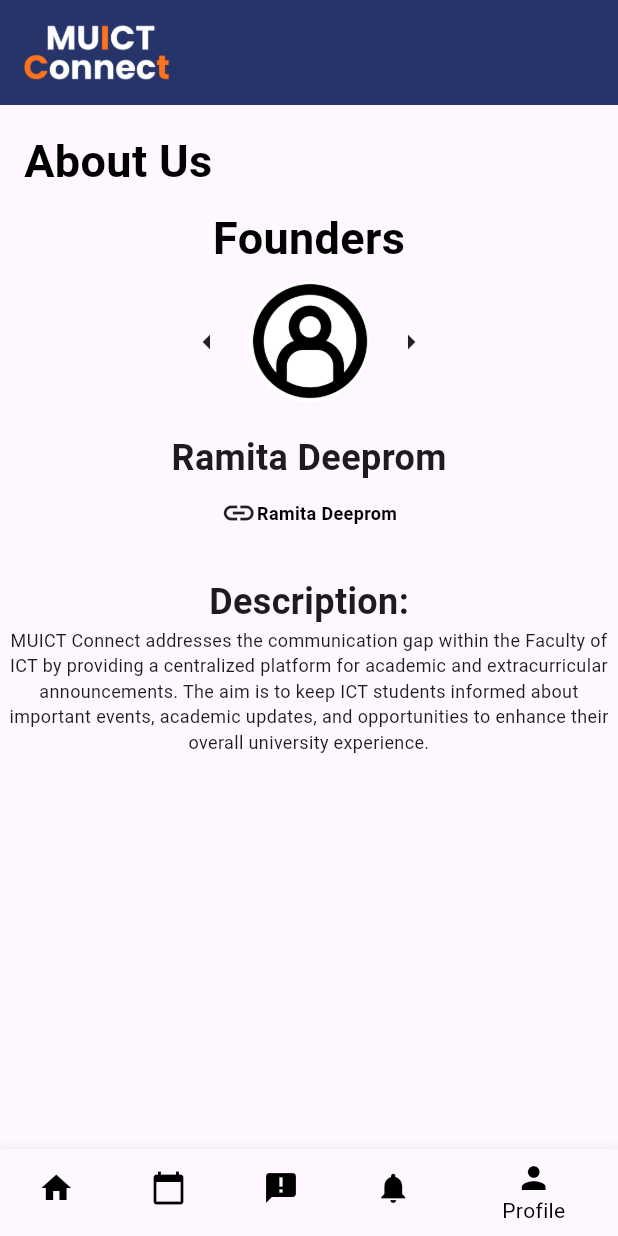
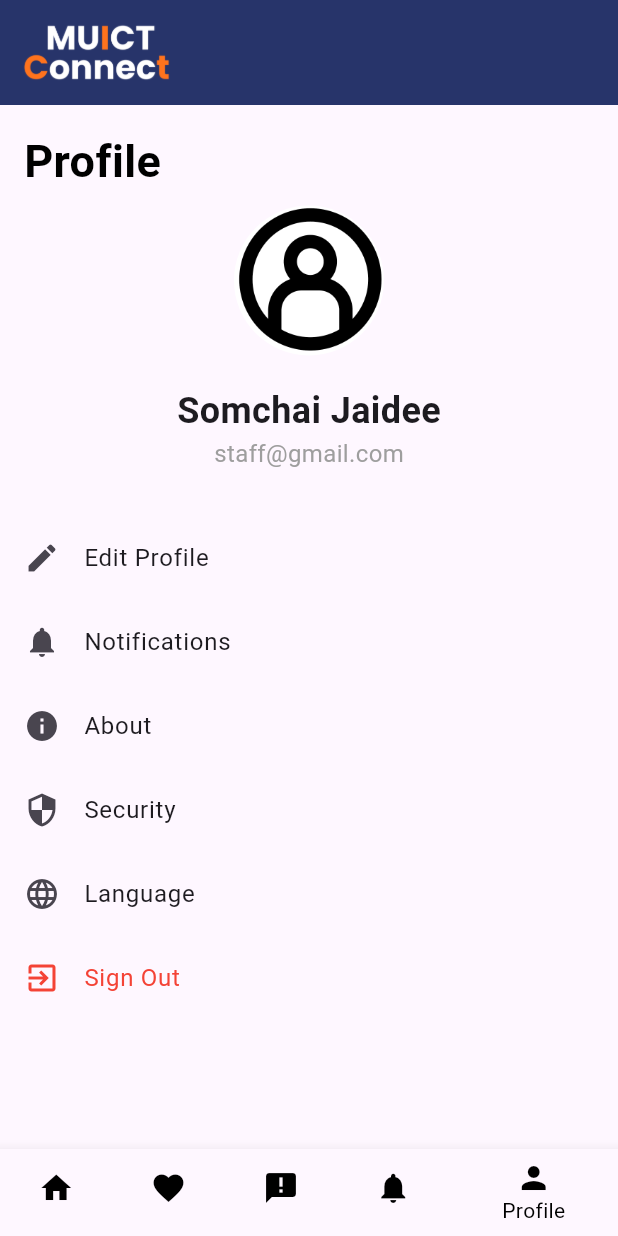
Before and after one commit to ThitiwutBoss03/ITCS424_Project_018_025_079_215, a Flutter app: the screen it shows after launch, item 5 of the bottom bar chosen, on a phone screen of 412 x 824 dp. Run offline on Flutter 3.47's test engine with Material 3 defaults, Android fonts, the phone set to English and light mode, and no system bars.

Commit message:
Update
Navigate to profile page

```diff
--- a/Week 5/lib/main.dart
+++ b/Week 5/lib/main.dart
@@ -23,10 +23,10 @@ class MyApp extends StatelessWidget {
 
 class AboutUsPage extends StatefulWidget {
   @override
-  _ProfilePageState createState() => _ProfilePageState();
+  _AboutUsPageState createState() => _AboutUsPageState();
 }
 
-class _ProfilePageState extends State<AboutUsPage> {
+class _AboutUsPageState extends State<AboutUsPage> {
   int _currentIndex = 0;
   Founder currentFounder = Founder.RamitaDeeprom;
 
@@ -160,8 +160,8 @@ class _ProfilePageState extends State<AboutUsPage> {
                     const SizedBox(height: 20),
                     Text(
                       name,
-                      style:
-                          const TextStyle(fontSize: 24, fontWeight: FontWeight.bold),
+                      style: const TextStyle(
+                          fontSize: 24, fontWeight: FontWeight.bold),
                     ),
                     Padding(
                       padding: const EdgeInsets.only(top: 8.0),
@@ -223,7 +223,17 @@ class _ProfilePageState extends State<AboutUsPage> {
         currentIndex: _currentIndex,
         onTap: (index) {
           setState(() {
-            _currentIndex = index;
+            if (index == 4) {
+              // Redirect to ProfilePage when the "Profile" tab is selected
+              Navigator.push(
+                context,
+                MaterialPageRoute(
+                  builder: (context) => ProfilePage(),
+                ),
+              );
+            } else {
+              _currentIndex = index;
+            }
           });
         },
         selectedItemColor: Colors.black,
@@ -234,8 +244,8 @@ class _ProfilePageState extends State<AboutUsPage> {
             label: 'Home',
           ),
           BottomNavigationBarItem(
-            icon: Icon(Icons.calendar_today),
-            label: 'Calendar',
+            icon: Icon(Icons.favorite),
+            label: 'Bookmark',
           ),
           BottomNavigationBarItem(
             icon: Icon(Icons.announcement),
@@ -254,3 +264,163 @@ class _ProfilePageState extends State<AboutUsPage> {
     );
   }
 }
+
+class ProfilePage extends StatefulWidget {
+  @override
+  _ProfilePageState createState() => _ProfilePageState();
+}
+
+class _ProfilePageState extends State<ProfilePage> {
+  int _currentIndex = 4; // Setting current page to Profile Page
+
+  @override
+  Widget build(BuildContext context) {
+    return Scaffold(
+      body: Column(
+        children: [
+          Container(
+            color: Color(0xFF27346A),
+            height: 70, // Adjust the height as needed
+            child: Row(
+              children: [
+                Padding(
+                  padding: const EdgeInsets.all(8.0),
+                  child: Image.asset(
+                    'assets/Logo.png', // Replace with your actual logo path
+                    fit: BoxFit.contain,
+                    height: 60, // Adjust the height of the logo as needed
+                  ),
+                ),
+                Expanded(
+                  child:
+                      Container(), // Empty container to expand and cover the width
+                ),
+              ],
+            ),
+          ),
+          Container(
+            margin: EdgeInsets.only(left: 16, top: 16, bottom: 8),
+            alignment: Alignment.centerLeft,
+            child: Text(
+              'Profile',
+              style: TextStyle(
+                color: Colors.black,
+                fontSize: 30,
+                fontWeight: FontWeight.bold,
+              ),
+            ),
+          ),
+          Expanded(
+            child: SingleChildScrollView(
+              child: Center(
+                child: Column(
+                  mainAxisAlignment: MainAxisAlignment.center,
+                  crossAxisAlignment: CrossAxisAlignment.center,
+                  children: [
+                    CircleAvatar(
+                      radius: 50,
+                      backgroundColor: Colors.white,
+                      backgroundImage: AssetImage('assets/profile_picture.png'),
+                    ),
+                    SizedBox(height: 20),
+                    Text(
+                      'Somchai Jaidee',
+                      style:
+                          TextStyle(fontSize: 24, fontWeight: FontWeight.bold),
+                    ),
+                    Text(
+                      'staff@gmail.com',
+                      style: TextStyle(fontSize: 16, color: Colors.grey),
+                    ),
+                    SizedBox(height: 30),
+                    buildProfileOption('Edit Profile', Icons.edit, () {
+                      // Add navigation or functionality for Edit Profile
+                    }),
+                    buildProfileOption('Notifications', Icons.notifications,
+                        () {
+                      // Add navigation or functionality for Notifications
+                    }),
+                    buildProfileOption('About', Icons.info, () {
+                      // Add navigation or functionality for About
+                      Navigator.push(
+                        context,
+                        MaterialPageRoute(
+                          builder: (context) => AboutUsPage(),
+                        ),
+                      );
+                    }),
+                    buildProfileOption('Security', Icons.security, () {
+                      // Add navigation or functionality for Security
+                    }),
+                    buildProfileOption('Language', Icons.language, () {
+                      // Add navigation or functionality for Language
+                    }),
+                    buildProfileOption('Sign Out', Icons.exit_to_app, () {
+                      // Add functionality for Sign Out
+                    }, textColor: Colors.red, iconColor: Colors.red),
+                  ],
+                ),
+              ),
+            ),
+          ),
+        ],
+      ),
+      bottomNavigationBar: BottomNavigationBar(
+        currentIndex: _currentIndex,
+        onTap: (index) {
+          setState(() {
+            _currentIndex = index;
+          });
+        },
+        selectedItemColor: Colors.black,
+        unselectedItemColor: Colors.black,
+        items: [
+          BottomNavigationBarItem(
+            icon: Icon(Icons.home),
+            label: 'Home',
+          ),
+          BottomNavigationBarItem(
+            icon: Icon(Icons.favorite),
+            label: 'Bookmark',
+          ),
+          BottomNavigationBarItem(
+            icon: Icon(Icons.announcement),
+            label: 'Announcement',
+          ),
+          BottomNavigationBarItem(
+            icon: Icon(Icons.notifications),
+            label: 'Notification',
+          ),
+          BottomNavigationBarItem(
+            icon: Icon(Icons.person),
+            label: 'Profile',
+          ),
+        ],
+      ),
+    );
+  }
+
+  Widget buildProfileOption(String title, IconData icon, VoidCallback? onTap,
+      {Color? textColor, Color? iconColor}) {
+    return ListTile(
+      title: Text(
+        title,
+        style: TextStyle(
+          color: textColor,
+        ),
+      ),
+      leading: Icon(
+        icon,
+        color: iconColor,
+      ),
+      onTap: onTap != null
+          ? () {
+              if (title == 'Edit Profile') {
+              } else {
+                onTap();
+              }
+            }
+          : null,
+    );
+  }
+}
```
